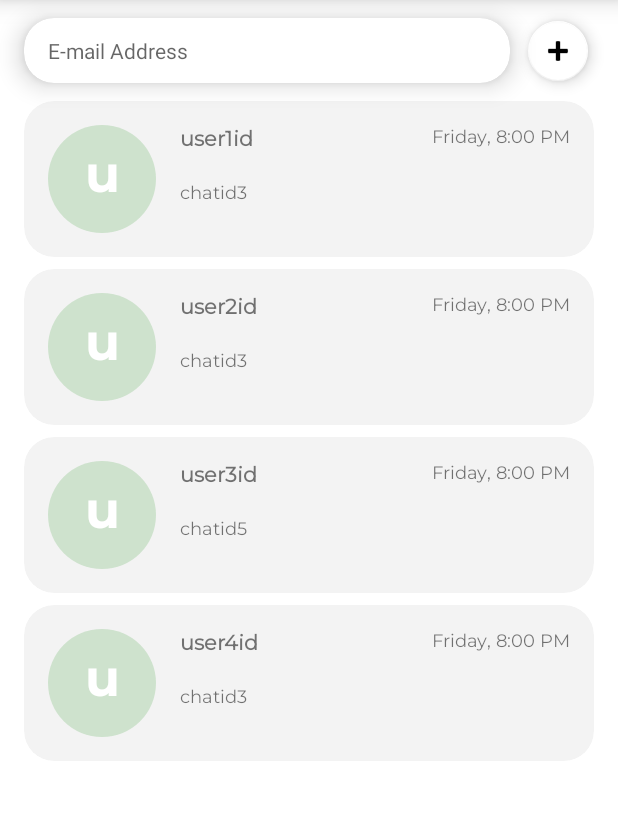
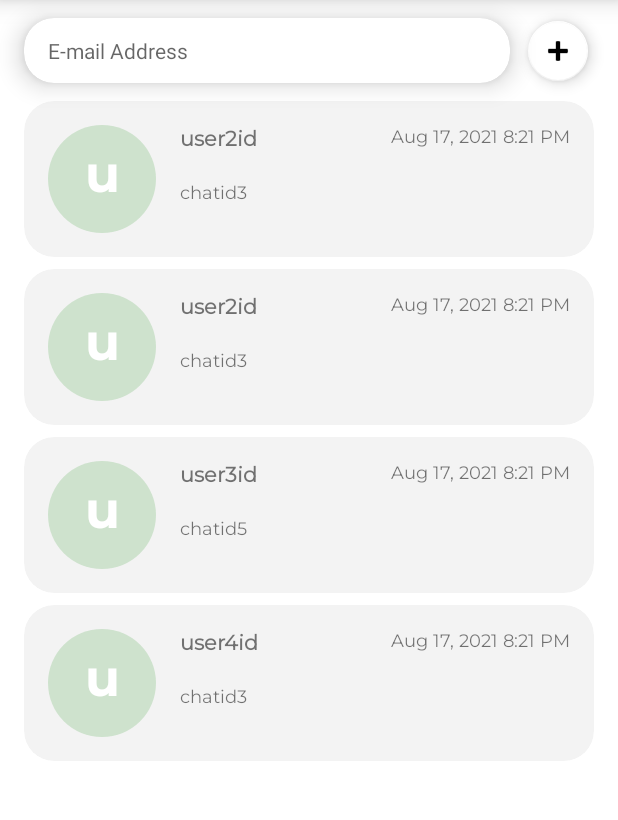
Before and after one commit to KenOafallasDLSU/MOBDEVE-FinalProject-S11-Group8, an Android app: the ThreadActivity screen opened directly, with no data from a screen before it, on a phone screen of 412 x 824 dp, the part 90-910 px from its top. Run offline under Robolectric (Android 15) with nearby library versions, the phone set to English and light mode, and no system bars; our stand-ins replace CircleImageView.

Commit message:
added calendar

```diff
--- a/app/src/main/java/com/mobdeve/s11/group8/finalproject/Thread.kt
+++ b/app/src/main/java/com/mobdeve/s11/group8/finalproject/Thread.kt
@@ -1,10 +1,13 @@
 package com.mobdeve.s11.group8.finalproject
+import java.text.SimpleDateFormat
+import java.util.*
+import kotlin.collections.ArrayList
 
 class Thread constructor(
     var id: String,
     var users: ArrayList<String>,
     var chats: ArrayList<String>,
-    var updated: String,
+    var updated: Calendar,
 ) {
     fun getOtherUser(id : String) : String {
         if (users[0] == id){ return users[1] }
@@ -13,4 +16,8 @@ class Thread constructor(
     fun getLastChat() : String {
         return chats.last()
     }
+    fun getLastUpdated(): String {
+        val dateTimeFormat = SimpleDateFormat("MMM d, yyyy h:mm a")
+        return dateTimeFormat.format(this.updated.time)
+    }
 }
--- a/app/src/main/java/com/mobdeve/s11/group8/finalproject/ThreadActivity.kt
+++ b/app/src/main/java/com/mobdeve/s11/group8/finalproject/ThreadActivity.kt
@@ -12,7 +12,7 @@ class ThreadActivity : AppCompatActivity(), OnItemClickListener {
 
     private lateinit var threadAdapter: ThreadAdapter
     private lateinit var btnAdd : FloatingActionButton
-    private var items: List<Thread> = ArrayList()
+    private var threads: List<Thread> = ArrayList()
 
     override fun onCreate(savedInstanceState: Bundle?) {
         super.onCreate(savedInstanceState)
@@ -20,7 +20,9 @@ class ThreadActivity : AppCompatActivity(), OnItemClickListener {
 
         btnAdd = findViewById(R.id.btn_thread_add)
         btnAdd.setOnClickListener { v ->
-            // TODO: Navigate to chat activity if exists; else, create toast
+            // TODO: look for user with email,
+            // create new thread if exists
+            // do not store thread in db yet
         }
 
         initRecyclerView()
@@ -28,8 +30,8 @@ class ThreadActivity : AppCompatActivity(), OnItemClickListener {
     }
 
     private fun initData(){
-        this.items = ThreadDataHelper.initData()
-        threadAdapter.submitList(items)
+        this.threads = ThreadDataHelper.initData()
+        threadAdapter.submitList(threads)
     }
 
     private fun initRecyclerView(){
@@ -41,7 +43,7 @@ class ThreadActivity : AppCompatActivity(), OnItemClickListener {
 
     override fun onItemClick(position: Int) {
         val intent = Intent(this, ChatActivity::class.java)
-        intent.putExtra(Keys.THREAD_ID_KEY.name, items[position].id)
+        intent.putExtra(Keys.THREAD_ID_KEY.name, threads[position].id)
         startActivity(intent);
     }
 
--- a/app/src/main/java/com/mobdeve/s11/group8/finalproject/ThreadAdapter.kt
+++ b/app/src/main/java/com/mobdeve/s11/group8/finalproject/ThreadAdapter.kt
@@ -48,10 +48,10 @@ class ThreadAdapter(var listener: OnItemClickListener) : RecyclerView.Adapter<Re
         val item : CardView = itemView.findViewById(R.id.cv_item_thread)
 
         fun bind(thread : Thread, listener : OnItemClickListener) {
-            avatarLetter.setText(thread.getOtherUser("")[0].toString())
+            avatarLetter.setText(thread.getOtherUser("user1id")[0].toString())
             textMessage.setText(thread.getLastChat())
-            displayName.setText(thread.getOtherUser(""))
-            date.setText(thread.updated)
+            displayName.setText(thread.getOtherUser("user1id"))
+            date.setText(thread.getLastUpdated())
 
             val color: Int = itemView.getResources().getIntArray(R.array.appcolors)[thread.getOtherUser("").length % 5]
             avatarBackground.background.setTint(color)
--- a/app/src/main/java/com/mobdeve/s11/group8/finalproject/ThreadDataHelper.kt
+++ b/app/src/main/java/com/mobdeve/s11/group8/finalproject/ThreadDataHelper.kt
@@ -1,4 +1,7 @@
 package com.mobdeve.s11.group8.finalproject
+
+import java.util.*
+import kotlin.collections.ArrayList
 
 class ThreadDataHelper{
 
@@ -11,7 +14,7 @@ class ThreadDataHelper{
                     "thread1id",
                     arrayOf("user1id", "user2id").toCollection(ArrayList<String>()),
                     arrayOf("chatid1", "chatid2", "chatid3").toCollection(ArrayList<String>()),
-                    "Friday, 8:00 PM"
+                    GregorianCalendar(2021,7,17,20,21,0)
                 )
             )
             list.add(
@@ -19,7 +22,7 @@ class ThreadDataHelper{
                     "thread2id",
                     arrayOf("user2id", "user1id").toCollection(ArrayList<String>()),
                     arrayOf("chatid1", "chatid2", "chatid3").toCollection(ArrayList<String>()),
-                    "Friday, 8:00 PM"
+                    GregorianCalendar(2021,7,17,20,21,0)
                 )
             )
             list.add(
@@ -27,7 +30,7 @@ class ThreadDataHelper{
                     "thread3id",
                     arrayOf("user3id", "user1id").toCollection(ArrayList<String>()),
                     arrayOf("chatid4", "chatid2", "chatid5").toCollection(ArrayList<String>()),
-                    "Friday, 8:00 PM"
+                    GregorianCalendar(2021,7,17,20,21,0)
                 )
             )
             list.add(
@@ -35,7 +38,7 @@ class ThreadDataHelper{
                     "thread4id",
                     arrayOf("user4id", "user2id").toCollection(ArrayList<String>()),
                     arrayOf("chatid1", "chatid2", "chatid3").toCollection(ArrayList<String>()),
-                    "Friday, 8:00 PM"
+                    GregorianCalendar(2021,7,17,20,21,0)
                 )
             )
             return list
```
